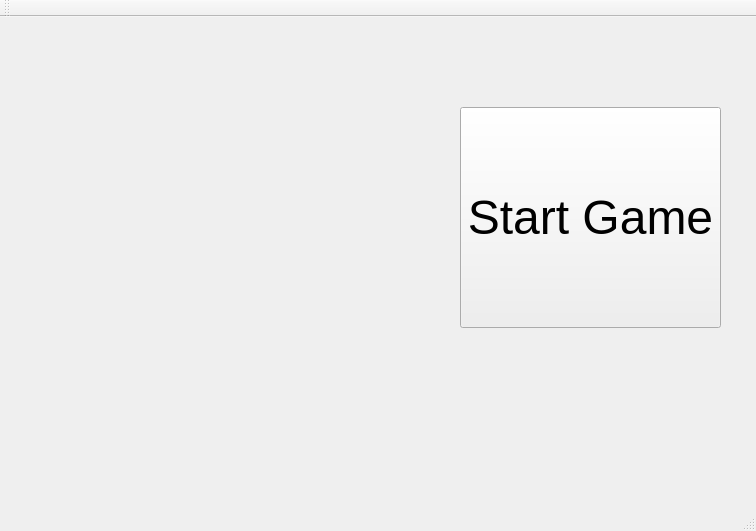
This is User/User/Lobby_Interface.ui in xNaga09x/ProjectModernCpp as Qt 5 draws it before an edit. The edited form follows.
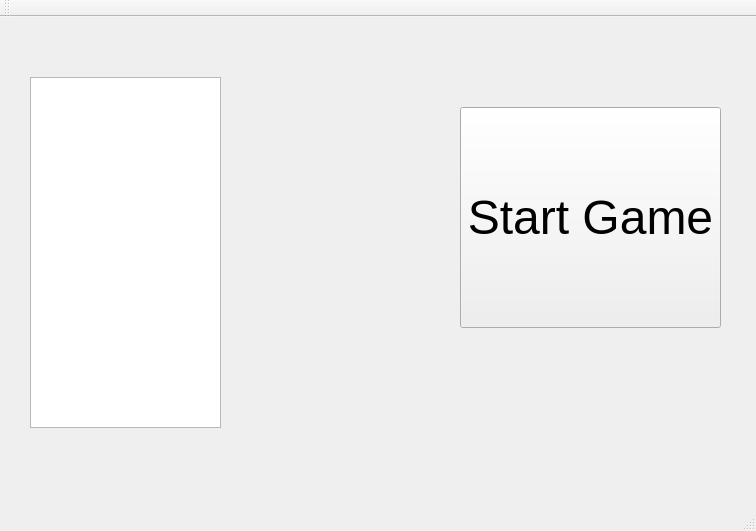
This is the edited form.

Commit message: Request players for Lobby WV

What changed in the file:
```diff
--- a/User/User/Lobby_Interface.ui
+++ b/User/User/Lobby_Interface.ui
@@ -32,16 +32,15 @@
      <string>Start Game</string>
     </property>
    </widget>
-   <widget class="QWidget" name="verticalLayoutWidget">
+   <widget class="QListView" name="playerList">
     <property name="geometry">
      <rect>
-      <x>20</x>
-      <y>50</y>
-      <width>441</width>
-      <height>371</height>
+      <x>30</x>
+      <y>60</y>
+      <width>191</width>
+      <height>351</height>
      </rect>
     </property>
-    <layout class="QVBoxLayout" name="verticalLayout"/>
    </widget>
   </widget>
   <widget class="QMenuBar" name="menuBar">
```
The commit also changes 5 other files.
